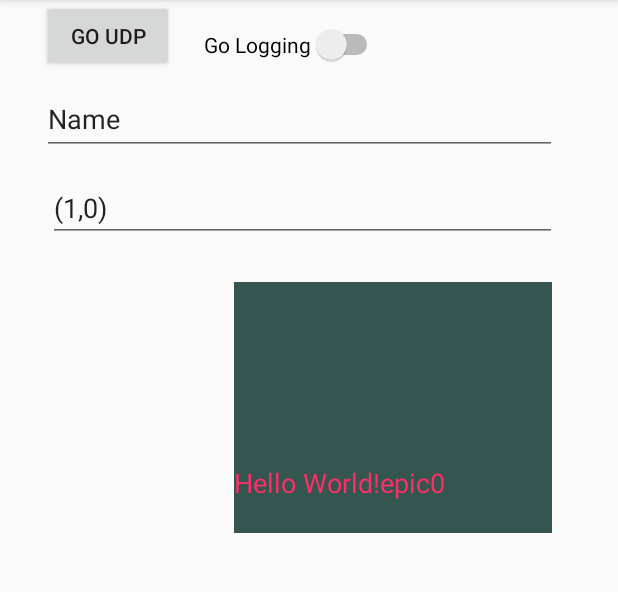
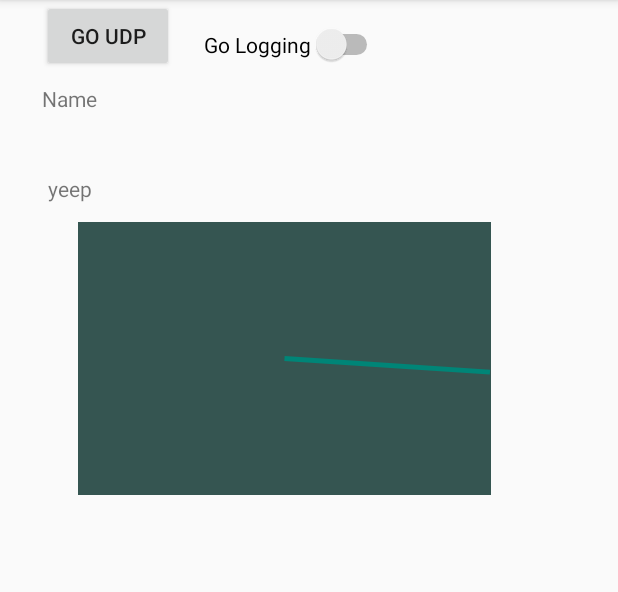
Before and after one commit to Future-Hangglider/Hanglog3, an Android app: the screen it shows after launch (LLog3), after a tap on "GO UDP", on a phone screen of 412 x 824 dp, the part 84-676 px from its top. Run offline under Robolectric (Android 15) with nearby library versions, the phone set to English and light mode, and no system bars; network calls fail; 2 statements that could not run were skipped.

Commit message:
Now can plot a line in a preview box

```diff
--- a/app/src/main/AndroidManifest.xml
+++ b/app/src/main/AndroidManifest.xml
@@ -5,6 +5,7 @@
     <uses-permission android:name="android.permission.INTERNET"/>
     <uses-permission android:name="android.permission.READ_EXTERNAL_STORAGE" />
     <uses-permission android:name="android.permission.WRITE_EXTERNAL_STORAGE" />
+    <uses-permission android:name="android.permission.ACCESS_FINE_LOCATION" />
 
     <application
         android:allowBackup="true"
--- a/app/src/main/java/com/example/julian/hanglog3/LLog3.java
+++ b/app/src/main/java/com/example/julian/hanglog3/LLog3.java
@@ -2,12 +2,20 @@ package com.example.julian.hanglog3;
 
 import android.app.Activity;
 import android.content.Context;
+import android.graphics.Bitmap;
+import android.graphics.Canvas;
+import android.graphics.Paint;
 import android.hardware.Sensor;
 import android.hardware.SensorEvent;
 import android.hardware.SensorEventListener;
 import android.hardware.SensorManager;
+import android.location.Location;
+import android.location.LocationListener;
+import android.location.LocationManager;
 import android.os.Environment;
 import android.os.StrictMode;
+import android.support.v4.content.ContextCompat;
+import android.support.v4.content.res.ResourcesCompat;
 import android.support.v7.app.AppCompatActivity;
 import android.os.Bundle;
 import android.util.Log;
@@ -15,8 +23,10 @@ import android.view.View;
 import android.widget.Button;
 import android.widget.CompoundButton;
 import android.widget.EditText;
+import android.widget.ImageView;
 import android.widget.Switch;
 import android.widget.TextView;
+import android.widget.Toast;
 
 import java.io.File;
 import java.io.FileNotFoundException;
@@ -35,22 +45,32 @@ import java.util.concurrent.ConcurrentLinkedQueue;
 
 
 // Isolated class with its management and output
-class ReadSensor implements SensorEventListener {
+class ReadSensor implements SensorEventListener, LocationListener {
+    long mstampsensor0 = 0;
     SensorManager mSensorManager;
     Sensor mSensorRotvector;
     Sensor mSensorPressure;
-    long mstampsensor0 = 0;
+    LocationManager mLocationManager;
 
     Queue<String> phonesensorqueue = new ConcurrentLinkedQueue<String>();
+    int phonesensorqueuesizelimit = 10;
 
-    public ReadSensor(SensorManager lmSensorManager) {
+    public ReadSensor(SensorManager lmSensorManager, LocationManager lmLocationManager) {
         //mSensorManager = (SensorManager) getSystemService(Context.SENSOR_SERVICE);
         mstampsensor0 = System.currentTimeMillis();
+
         mSensorManager = lmSensorManager;
         mSensorRotvector =  mSensorManager.getDefaultSensor(Sensor.TYPE_ROTATION_VECTOR);
         mSensorManager.registerListener(this, mSensorRotvector, SensorManager.SENSOR_DELAY_NORMAL);
         mSensorPressure = mSensorManager.getDefaultSensor(Sensor.TYPE_PRESSURE);
         mSensorManager.registerListener(this, mSensorPressure, SensorManager.SENSOR_DELAY_NORMAL);
+
+        mLocationManager = lmLocationManager;
+        try {
+            mLocationManager.requestLocationUpdates(LocationManager.GPS_PROVIDER, 5000, 10, this);
+        } catch (SecurityException e) {
+            Log.i("hhanglogS", e.toString());
+        }
     }
 
     @Override
@@ -65,11 +85,38 @@ class ReadSensor implements SensorEventListener {
         // use https://stackoverflow.com/questions/41408704/how-to-convert-game-rotation-vector-sensor-result-to-axis-angles
         String phonesensorrep = null;
         if (evt.sensor.getType() == Sensor.TYPE_ROTATION_VECTOR)
-            phonesensorrep = String.format(":Zt%08Xx%04Xy%04Xz%04X\n", tstamp, ((int)(evt.values[0]*32768))&0xFFFF, ((int)(evt.values[1]*32768))&0xFFFF, ((int)(evt.values[2]*32768))&0xFFFF);
+            phonesensorrep = String.format("aZt%08Xx%04Xy%04Xz%04X\n", tstamp, ((int)(evt.values[0]*32768))&0xFFFF, ((int)(evt.values[1]*32768))&0xFFFF, ((int)(evt.values[2]*32768))&0xFFFF);
         else if (evt.sensor.getType() == Sensor.TYPE_PRESSURE)
-            phonesensorrep = String.format(":Ft%08Xp%06X\n", tstamp, ((int)(evt.values[0]*100))&0xFFFFFF);
-        if ((phonesensorrep != null) && (phonesensorqueue.size() < 10))
+            phonesensorrep = String.format("aFt%08Xp%06X\n", tstamp, ((int)(evt.values[0]*100))&0xFFFFFF);
+        if ((phonesensorrep != null) && (phonesensorqueue.size() < phonesensorqueuesizelimit))
             phonesensorqueue.add(phonesensorrep);
+    }
+
+    // GPS sensor functions
+    @Override
+    public void onProviderDisabled(String provider) {
+        Log.i("hhanglogLD", provider);
+    }
+    @Override
+    public void onProviderEnabled(String provider) {
+        Log.i("hhanglogLE", provider);
+    }
+    @Override
+    public void onStatusChanged(String provider, int status, Bundle extras) {
+        Log.i("hhanglogLES", provider);
+    }
+
+    @Override
+    public void onLocationChanged(Location loc) {
+        long tstamp = System.currentTimeMillis() - mstampsensor0;
+        Log.i("hhanglogL", "lat: " + loc.getLatitude() + "lng:" + loc.getLongitude());
+        int latminutes10000 = (int)Math.round(loc.getLatitude()*60*10000);
+        int lngminutes10000 = (int)Math.round(loc.getLongitude()*60*10000);
+        int altitude10 = (int)Math.round(loc.getAltitude()*10);
+        String phonesensorrep = String.format("aQt%08Xy%08x%08Xa%04X\n", tstamp, latminutes10000&0xFFFFFFFF, lngminutes10000&0xFFFFFFFF, altitude10&0xFFFF);
+        if ((phonesensorrep != null) && (phonesensorqueue.size() < phonesensorqueuesizelimit))
+            phonesensorqueue.add(phonesensorrep);
+
     }
 }
 
@@ -89,13 +136,11 @@ class RecUDP extends Thread {
     int fostreamlines = 0;
     FileOutputStream fostream = null;
     Queue<String> phonesensorqueue = null;
-    EditText epicwords = null;
-    Activity act = null;
+    LLog3 llog3 = null;
 
-    public RecUDP(Queue<String> lphonesensorqueue, Activity lact, EditText lepicwords) {
+    public RecUDP(Queue<String> lphonesensorqueue, LLog3 lllog3) {
         phonesensorqueue = lphonesensorqueue;
-        act = lact;
-        epicwords = lepicwords;
+        //act = lact;llog3 = lllog3;
         long mstampsensor0 = 0;
 
         Log.i("hhanglog22", "RecUDP");
@@ -153,17 +198,19 @@ class RecUDP extends Thread {
     }
 
     public void writefostream(byte[] data, int leng) throws IOException {
-        fostreamlines++;
-        if (data[0] == ':')
+        if (data[0] == 'a')
             fostreamlinesP++;
+        else
+            fostreamlines++;
         long mstamp = System.currentTimeMillis();
         if (mstamp > mstamp0) {
             final String lText = String.format("(%d,%d) ", fostreamlines, fostreamlinesP) + new String(data, 0, leng);
-            Log.i("hhanglogD", lText);
-            act.runOnUiThread(new Runnable() { // need to run settext on main UI thread only
+            //Log.i("hhanglogD", lText);
+            llog3.runOnUiThread(new Runnable() { // need to run settext on main UI thread only
                 @Override
                 public void run() {
-                    epicwords.setText(lText);
+                    llog3.epicwords.setText(lText);
+                    llog3.drawtilty();
                 }
             });
             mstamp0 = mstamp + 1000;
@@ -181,9 +228,12 @@ class RecUDP extends Thread {
             boolean bgood = false;
             try {
                 // write up anything from the phone sensors into the log file
-                String phonesensorrep = phonesensorqueue.poll();
-                if (phonesensorrep != null)
+                while (true) {
+                    String phonesensorrep = phonesensorqueue.poll();
+                    if (phonesensorrep == null)
+                        break;
                     writefostream(phonesensorrep.getBytes(), phonesensorrep.length());
+                }
 
                 if (msgtosend != null) {  // first send a message to the ESP UDP channel so it knows we want to hear from it.
                     String lmsgtosend = msgtosend;
@@ -216,27 +266,35 @@ class RecUDP extends Thread {
 
 public class LLog3 extends AppCompatActivity {
 
-    EditText outmonitor;
-    EditText epicwords;
-    EditText epicfile;
+    //EditText outmonitor;
+    TextView epicwords;
+    TextView epicfile;
 
     int nepic = 0;
 
     ReadSensor readsensor;
     RecUDP recudp;
     FileOutputStream fostream;
+    ImageView tiltyview;
+    Canvas tiltycanvas = null;
+    Bitmap mBitmap = null;
+    Paint mPaint = new Paint();
 
     @Override
     protected void onCreate(Bundle savedInstanceState) {
         super.onCreate(savedInstanceState);
         setContentView(R.layout.activity_llog3);
 
-        outmonitor = (EditText)findViewById(R.id.outmonitor);
-        epicwords = (EditText)findViewById(R.id.epicwords);
-        epicfile = (EditText)findViewById(R.id.epicfile);
+        //outmonitor = (EditText)findViewById(R.id.outmonitor);
+        epicwords = (TextView)findViewById(R.id.epicwords);
+        epicfile = (TextView)findViewById(R.id.epicfile);
+        tiltyview = (ImageView)findViewById(R.id.tiltyview); // too early to make tiltycanvas
 
-        readsensor = new ReadSensor((SensorManager)getSystemService(Context.SENSOR_SERVICE));
-        recudp = new RecUDP(readsensor.phonesensorqueue, this, epicwords);
+        readsensor = new ReadSensor((SensorManager)getSystemService(Context.SENSOR_SERVICE),
+                                    (LocationManager)getSystemService(Context.LOCATION_SERVICE));
+        Toast.makeText(getBaseContext(), "readsensormade", Toast.LENGTH_LONG).show();
+
+        recudp = new RecUDP(readsensor.phonesensorqueue, this);
         recudp.start();
 
         Switch gologgingswitch = (Switch)findViewById(R.id.gologgingswitch);
@@ -254,12 +312,34 @@ public class LLog3 extends AppCompatActivity {
             public void onClick(View view) {
                 Log.i("hhanglogE", "epic");
                 String str = "epic" + String.valueOf(nepic++)+"\n";
-                outmonitor.append(str);
+                //outmonitor.append(str);
                 if (recudp != null)
                     recudp.msgtosend = str;
+                drawtilty();
             }
         });
 
         epicwords.setText("yeep\n");
     }
+
+    float ang = 0;
+    void drawtilty() {
+        int vwidth = tiltyview.getWidth();
+        int vheight = tiltyview.getHeight();
+        if (tiltycanvas == null) {
+            mBitmap = Bitmap.createBitmap(vwidth, vheight, Bitmap.Config.ARGB_8888);
+            tiltyview.setImageBitmap(mBitmap);
+            tiltycanvas = new Canvas(mBitmap);
+            mPaint.setColor(ContextCompat.getColor(this, R.color.colorPrimary));
+            mPaint.setStrokeWidth(5);
+        }
+        int mColorBackground = ContextCompat.getColor(this, R.color.colorPrimaryDark);
+        tiltycanvas.drawColor(mColorBackground);
+        ang += 0.1;
+        float fx = (float)(Math.cos(ang)+1)/2;
+        float fy = (float)(Math.sin(ang)+1)/2;
+        tiltycanvas.drawLine(vwidth*0.5F, vheight*0.5F, vwidth*fx, vheight*fy, mPaint);
+        tiltyview.invalidate();
+        Log.i("hhanglogE", "COLO"+vwidth+" "+vheight+"  "+mColorBackground);
+    }
 }
--- a/app/src/main/res/layout/activity_llog3.xml
+++ b/app/src/main/res/layout/activity_llog3.xml
@@ -5,24 +5,6 @@
     android:layout_width="match_parent"
     android:layout_height="match_parent"
     tools:context=".LLog3">
-
-    <EditText
-        android:id="@+id/outmonitor"
-        android:layout_width="212dp"
-        android:layout_height="167dp"
-        android:layout_marginStart="156dp"
-        android:layout_marginTop="188dp"
-        android:background="@color/colorPrimaryDark"
-        android:gravity="bottom"
-        android:lines="10"
-        android:maxLines="100"
-        android:scrollbars="vertical"
-        android:singleLine="false"
-        android:text="Hello World!"
-        android:textColor="@color/colorAccent"
-        app:layout_constraintLeft_toLeftOf="parent"
-        app:layout_constraintStart_toStartOf="parent"
-        app:layout_constraintTop_toTopOf="parent" />
 
     <Button
         android:id="@+id/btnepic"
@@ -33,28 +15,28 @@
         app:layout_constraintLeft_toLeftOf="parent"
         app:layout_constraintTop_toTopOf="parent" />
 
-    <EditText
+    <TextView
         android:id="@+id/epicwords"
         android:layout_width="339dp"
         android:layout_height="wrap_content"
         android:layout_marginStart="32dp"
         android:layout_marginTop="116dp"
         android:ems="10"
-        android:inputType="textPersonName"
+        android:inputType="textLongMessage"
         android:text="spare"
         app:layout_constraintLeft_toLeftOf="parent"
         app:layout_constraintStart_toStartOf="parent"
         app:layout_constraintTop_toTopOf="parent" />
 
 
-    <EditText
+    <TextView
         android:id="@+id/epicfile"
         android:layout_width="343dp"
         android:layout_height="47dp"
         android:layout_marginStart="28dp"
         android:layout_marginTop="56dp"
         android:ems="10"
-        android:inputType="textPersonName"
+        android:inputType="textLongMessage"
         android:text="Name"
         app:layout_constraintLeft_toLeftOf="parent"
         app:layout_constraintStart_toStartOf="parent"
@@ -71,5 +53,14 @@
         app:layout_constraintStart_toStartOf="parent"
         app:layout_constraintTop_toTopOf="parent" />
 
+    <ImageView
+        android:id="@+id/tiltyview"
+        android:layout_width="275dp"
+        android:layout_height="182dp"
+        android:layout_marginStart="52dp"
+        android:layout_marginTop="148dp"
+        app:layout_constraintLeft_toLeftOf="parent"
+        app:layout_constraintStart_toStartOf="parent"
+        app:layout_constraintTop_toTopOf="parent" />
 
 </android.support.constraint.ConstraintLayout>
```
